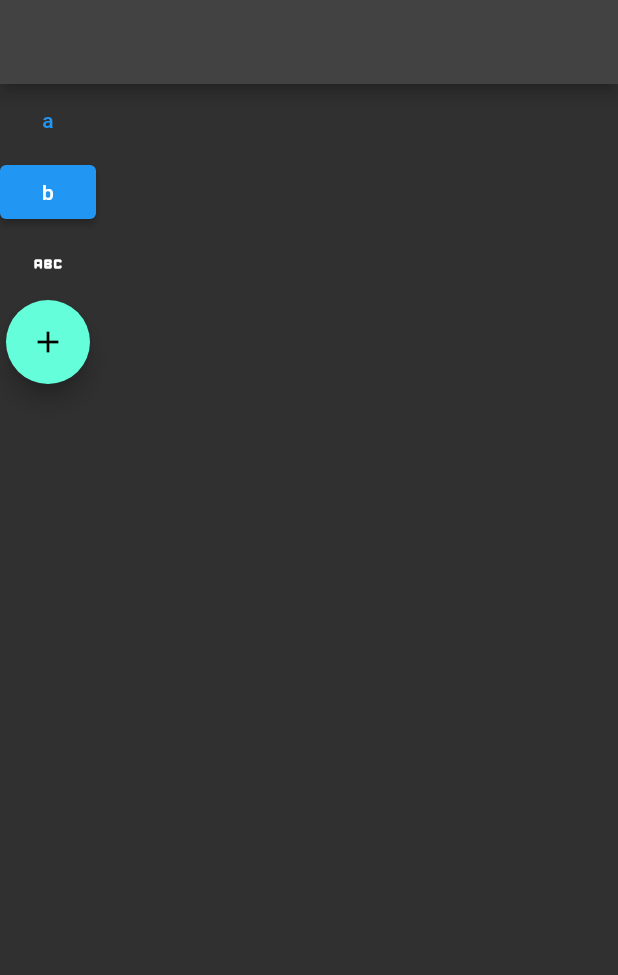
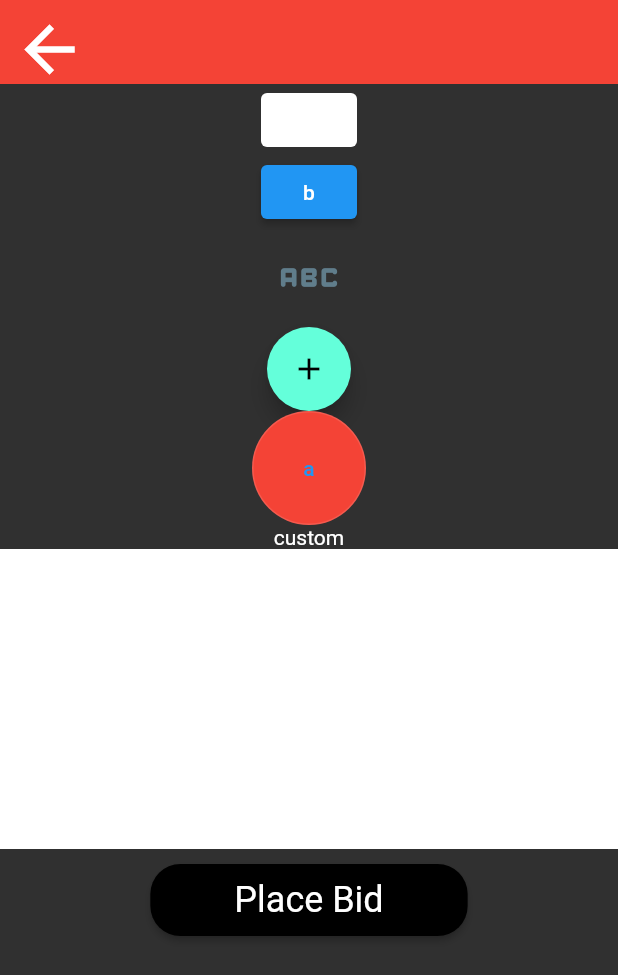
Before and after one commit to cetincangokal/flutter101, a Flutter app: the ButtonLearn screen opened directly, on a phone screen of 412 x 824 dp. Shown: the top 975 px of the screen. Run offline on Flutter 3.47's test engine with Material 2 defaults, Android fonts, the phone set to English and light mode, and no system bars.

Commit message:
flutter container color button ıcon

```diff
--- a/flutter_application_1/lib/101/button_learn.dart
+++ b/flutter_application_1/lib/101/button_learn.dart
@@ -9,15 +9,63 @@ class ButtonLearn extends StatelessWidget {
       appBar: AppBar(),
       body: Column(
         children: [
-          TextButton(onPressed: (() {}), child: Text('a')),
+          TextButton(
+              onPressed: (() {}),
+              child: Text('Save', style: Theme.of(context).textTheme.subtitle1),
+              style: ButtonStyle(
+                  backgroundColor: MaterialStateProperty.resolveWith((states) {
+                if (states.contains(MaterialState.pressed)) {
+                  return Colors.green;
+                } else {
+                  return Colors.white;
+                }
+              }))),
           ElevatedButton(onPressed: () {}, child: Text('b')),
           IconButton(onPressed: () {}, icon: Icon(Icons.abc_rounded)),
-          FloatingActionButton(onPressed: (() {}),
-          child: const Icon(Icons.add),)
+          FloatingActionButton(
+            onPressed: (() {
+              //servise istek at
+              //sayfa rengi düzenle
+            }),
+            child: const Icon(Icons.add),
+          ),
+          SizedBox(
+            width: 100,
+            child: OutlinedButton(
+                style: OutlinedButton.styleFrom(
+                    backgroundColor: Colors.red,
+                    padding: const EdgeInsets.all(30),
+                    shape: CircleBorder()),
+                onPressed: (() {}),
+                child: const Text('a')),
+          ),
+          InkWell(
+            onTap: () {},
+            child: const Text('custom'),
+          ),
+          Container(
+            height: 200,
+            color: Colors.white,
+          ),
+          SizedBox(
+            height: 10,
+          ),
+          ElevatedButton(
+              style: ElevatedButton.styleFrom(primary: Colors.black, shape: RoundedRectangleBorder(
+                borderRadius: BorderRadius.all(Radius.circular(20)),
+              )),
+              onPressed: (() {}),
+              child: Padding(
+                padding: const EdgeInsets.only(top: 10, bottom: 10, right: 40, left: 40),
+                child: Text(
+                  'Place Bid',
+                  style: Theme.of(context).textTheme.headline5,
+                ),
+              )),
         ],
       ),
     );
   }
 }
-
-// video 3 8.28
+// border türleri
+//CircleBorder(), RoundedRectangleBorder()
```
Also changed, not shown: flutter_application_1/lib/101/app_bar_learn.dart (added, +24 -0 lines), flutter_application_1/lib/101/color_learn.dart (added, +23 -0 lines), flutter_application_1/lib/101/ıcon_learn.dart (added, +50 -0 lines), flutter_application_1/lib/main.dart (+17 -2 lines).
